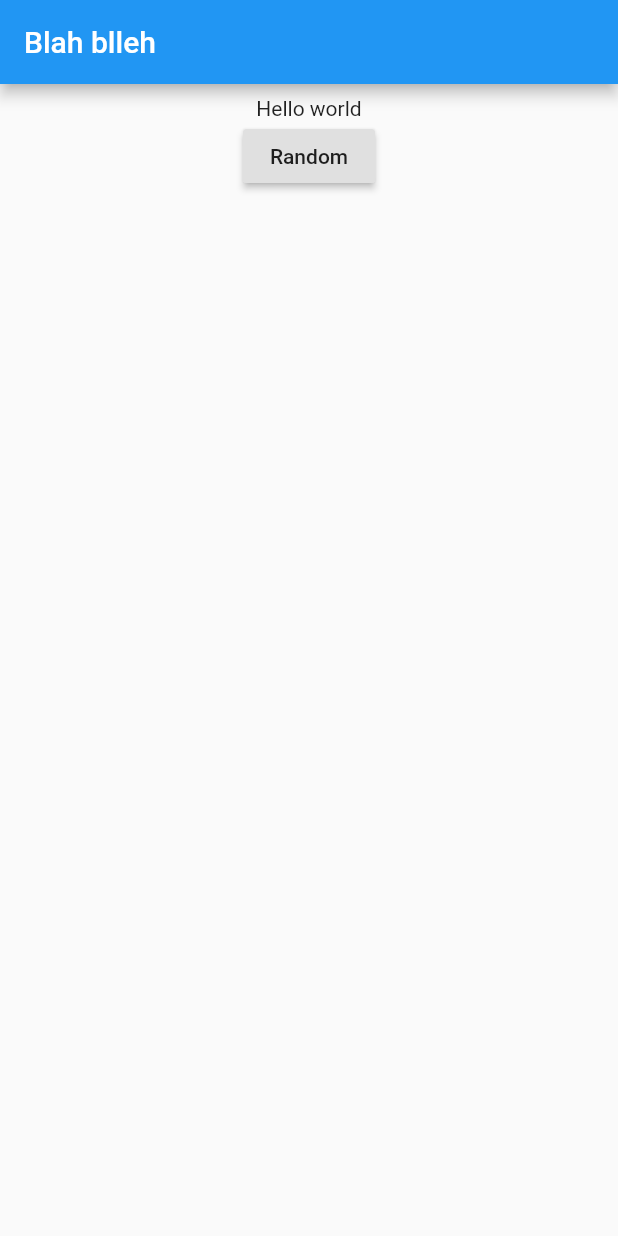
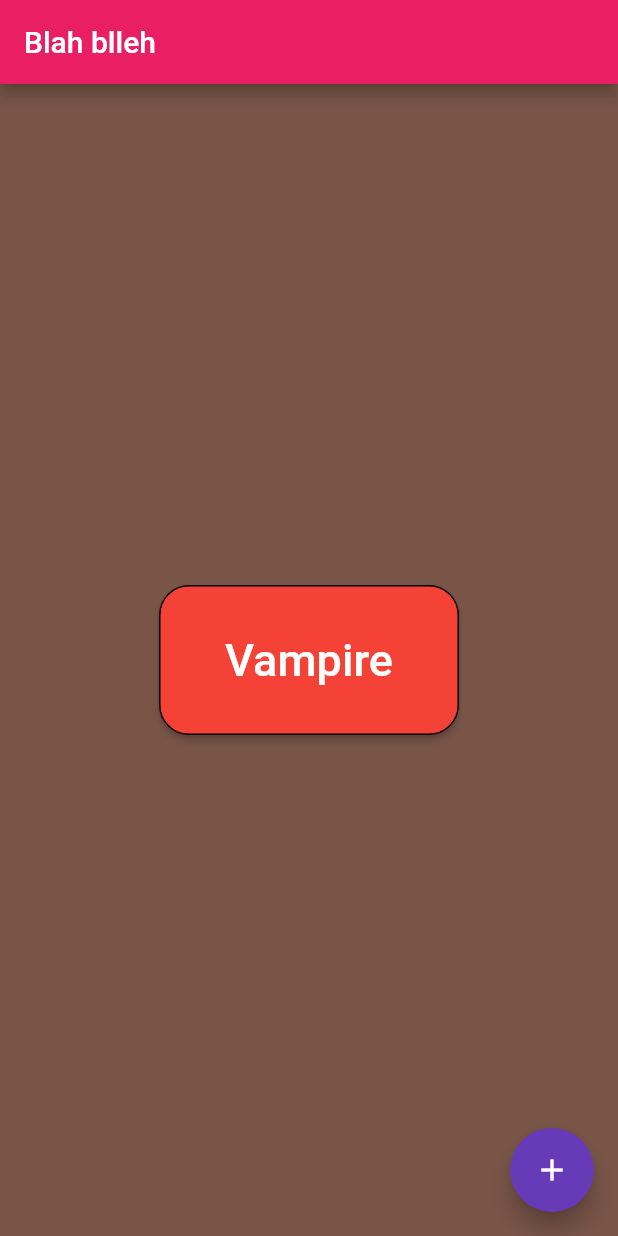
Before and after one commit to ishijo/Flutter-practise, a Flutter app: the screen it shows after launch, on a phone screen of 412 x 824 dp. Run offline on Flutter 3.47's test engine with Material 2 defaults, Android fonts, the phone set to English and light mode, and no system bars.

Commit message:
Xhanged the program to a colour and text changing on a button press

```diff
--- a/lib/main.dart
+++ b/lib/main.dart
@@ -22,14 +22,31 @@ class HomePage extends StatefulWidget {
 
 class _HomePageState extends State<HomePage> {
 
-  String mytext="Hello world";
+//  void _something(){
+//
+//  }
 
-  void _changeText(){
+
+  bool pressAttention= false;
+  String mytext="Vampire";
+
+  void changeTextnColor(){
     setState(() {
-      if(mytext.startsWith('H')){
-        mytext="this";
-      }else{
-        mytext="Hello World";
+//      if(mytext=='Vampire'){
+//        if(pressAttention=false){
+//          pressAttention=true;
+//          mytext="Wolf";
+//        }
+//      }else{
+//        mytext="Vampire";
+//        pressAttention=false;
+//      }
+      if (pressAttention == false) {
+        pressAttention = true;
+        mytext = "Wolf";
+      } else {
+        pressAttention = false;
+        mytext = "Vampire";
       }
     });
   }
@@ -37,14 +54,30 @@ class _HomePageState extends State<HomePage> {
 
   Widget _bodyWidget(){
     return new Container(
-        padding: const EdgeInsets.all(8.0),
+      color: pressAttention?Colors.blueGrey:Colors.brown,
+        padding: const EdgeInsets.all(4.0),
         child: new Center(
             child: new Column(
+              mainAxisAlignment: MainAxisAlignment.center,
               children: <Widget>[
-                new Text(mytext),
-                new RaisedButton(
-                  child: new Text("Random"),
-                  onPressed: _changeText,
+                new ButtonTheme(
+                  minWidth: 200.0,
+                  height: 100.0,
+                  child: new RaisedButton(
+                    shape: RoundedRectangleBorder(
+                        borderRadius: BorderRadius.circular(20.0),
+                        side: BorderSide(
+                            width: 1,
+                            color: pressAttention?Colors.indigo:Colors.black
+                        )
+                    ),
+                    child: new Text(mytext, style: new TextStyle(
+                        color: Colors.white,
+                      fontSize: 30.0
+                    ),),
+                    color: pressAttention?Colors.amber:Colors.red,
+                    onPressed: changeTextnColor,
+                  )
                 )
               ],
             )
@@ -59,8 +92,14 @@ class _HomePageState extends State<HomePage> {
     return new Scaffold(
       appBar: new AppBar(
         title: new Text("Blah blleh"),
+        backgroundColor: pressAttention?Colors.lightGreenAccent:Colors.pink,
       ),
-      body: _bodyWidget()
+      body: _bodyWidget(),
+      floatingActionButton: new FloatingActionButton(
+        onPressed: null,
+        backgroundColor: Colors.deepPurple,
+        child: new Icon(Icons.add, color: Colors.white,),
+      ),
     );
   }
 }
```
